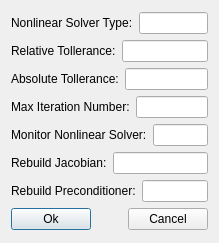
Qt form ArteryTechQtProject/ArteryTechQtProject/QtArteryTechNonlinearSolverSetupUI.ui (chenfeigen/HBFlowsSrc) before a commit.
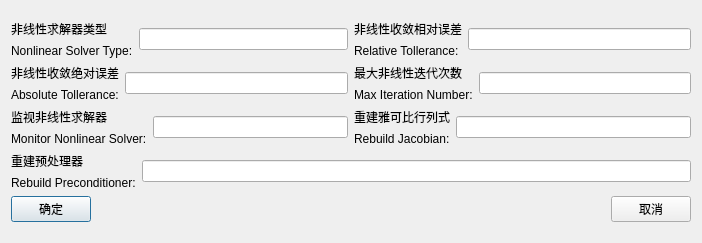
The same form after that commit.

```diff
--- a/ArteryTechQtProject/ArteryTechQtProject/QtArteryTechNonlinearSolverSetupUI.ui
+++ b/ArteryTechQtProject/ArteryTechQtProject/QtArteryTechNonlinearSolverSetupUI.ui
@@ -6,27 +6,38 @@
    <rect>
     <x>0</x>
     <y>0</y>
-    <width>219</width>
+    <width>702</width>
     <height>243</height>
    </rect>
   </property>
   <property name="windowTitle">
    <string>QtArteryTechNonlinearSolverSetupUI</string>
   </property>
-  <layout class="QVBoxLayout" name="verticalLayout_3">
+  <layout class="QVBoxLayout" name="verticalLayout_9">
    <item>
-    <layout class="QVBoxLayout" name="verticalLayout_2">
+    <layout class="QVBoxLayout" name="verticalLayout_8">
      <item>
-      <layout class="QVBoxLayout" name="verticalLayout">
+      <layout class="QHBoxLayout" name="horizontalLayout_9">
        <item>
         <layout class="QHBoxLayout" name="horizontalLayout">
          <item>
+          <layout class="QVBoxLayout" name="verticalLayout">
+           <item>
+            <widget class="QLabel" name="label">
+             <property name="text">
+              <string>非线性求解器类型</string>
+             </property>
+            </widget>
+           </item>
+           <item>
           <widget class="QLabel" name="NonlinearSolverTypeLabel">
            <property name="text">
             <string>Nonlinear Solver Type:</string>
            </property>
           </widget>
          </item>
+          </layout>
+         </item>
          <item>
           <widget class="QLineEdit" name="NonlinearSolverTypeLineEdit"/>
          </item>
@@ -35,26 +46,52 @@
        <item>
         <layout class="QHBoxLayout" name="horizontalLayout_2">
          <item>
+          <layout class="QVBoxLayout" name="verticalLayout_2">
+           <item>
+            <widget class="QLabel" name="label_2">
+             <property name="text">
+              <string>非线性收敛相对误差</string>
+             </property>
+            </widget>
+           </item>
+           <item>
           <widget class="QLabel" name="RelativeTolleranceLabel">
            <property name="text">
             <string>Relative Tollerance:</string>
            </property>
           </widget>
          </item>
+          </layout>
+         </item>
          <item>
           <widget class="QLineEdit" name="RelativeTolleranceLineEdit"/>
          </item>
         </layout>
        </item>
+      </layout>
+     </item>
+     <item>
+      <layout class="QHBoxLayout" name="horizontalLayout_10">
        <item>
         <layout class="QHBoxLayout" name="horizontalLayout_3">
          <item>
+          <layout class="QVBoxLayout" name="verticalLayout_3">
+           <item>
+            <widget class="QLabel" name="label_3">
+             <property name="text">
+              <string>非线性收敛绝对误差</string>
+             </property>
+            </widget>
+           </item>
+           <item>
           <widget class="QLabel" name="AbsoluteTolleranceLabel">
            <property name="text">
             <string>Absolute Tollerance:</string>
            </property>
           </widget>
          </item>
+          </layout>
+         </item>
          <item>
           <widget class="QLineEdit" name="AbsoluteTolleranceLineEdit"/>
          </item>
@@ -63,26 +100,52 @@
        <item>
         <layout class="QHBoxLayout" name="horizontalLayout_4">
          <item>
+          <layout class="QVBoxLayout" name="verticalLayout_4">
+           <item>
+            <widget class="QLabel" name="label_4">
+             <property name="text">
+              <string>最大非线性迭代次数</string>
+             </property>
+            </widget>
+           </item>
+           <item>
           <widget class="QLabel" name="MaxIterationNumberLabel">
            <property name="text">
             <string>Max Iteration Number:</string>
            </property>
           </widget>
          </item>
+          </layout>
+         </item>
          <item>
           <widget class="QLineEdit" name="MaxIterationNumberLineEdit"/>
          </item>
         </layout>
        </item>
+      </layout>
+     </item>
+     <item>
+      <layout class="QHBoxLayout" name="horizontalLayout_11">
        <item>
         <layout class="QHBoxLayout" name="horizontalLayout_5">
          <item>
+          <layout class="QVBoxLayout" name="verticalLayout_5">
+           <item>
+            <widget class="QLabel" name="label_5">
+             <property name="text">
+              <string>监视非线性求解器</string>
+             </property>
+            </widget>
+           </item>
+           <item>
           <widget class="QLabel" name="MonitorNonlinearSolverLabel">
            <property name="text">
             <string>Monitor Nonlinear Solver:</string>
            </property>
           </widget>
          </item>
+          </layout>
+         </item>
          <item>
           <widget class="QLineEdit" name="MonitorNonlinearSolverLineEdit"/>
          </item>
@@ -91,39 +154,61 @@
        <item>
         <layout class="QHBoxLayout" name="horizontalLayout_6">
          <item>
+          <layout class="QVBoxLayout" name="verticalLayout_6">
+           <item>
+            <widget class="QLabel" name="label_6">
+             <property name="text">
+              <string>重建雅可比行列式</string>
+             </property>
+            </widget>
+           </item>
+           <item>
           <widget class="QLabel" name="RebuildJacobianLabel">
            <property name="text">
             <string>Rebuild Jacobian:</string>
            </property>
           </widget>
          </item>
+          </layout>
+         </item>
          <item>
           <widget class="QLineEdit" name="RebuildJacobianLineEdit"/>
          </item>
         </layout>
        </item>
+      </layout>
+     </item>
        <item>
         <layout class="QHBoxLayout" name="horizontalLayout_7">
          <item>
+        <layout class="QVBoxLayout" name="verticalLayout_7">
+         <item>
+          <widget class="QLabel" name="label_7">
+           <property name="text">
+            <string>重建预处理器</string>
+           </property>
+          </widget>
+         </item>
+         <item>
           <widget class="QLabel" name="RebuildPreconditionerLabel">
            <property name="text">
             <string>Rebuild Preconditioner:</string>
            </property>
           </widget>
          </item>
+        </layout>
+       </item>
          <item>
           <widget class="QLineEdit" name="RebuildPreconditionerLineEdit"/>
          </item>
         </layout>
        </item>
-      </layout>
-     </item>
      <item>
       <layout class="QHBoxLayout" name="horizontalLayout_8">
        <item>
         <widget class="QPushButton" name="OkPushButton">
          <property name="text">
-          <string>Ok</string>
+          <string>确定</string>
          </property>
         </widget>
        </item>
@@ -143,7 +228,7 @@
        <item>
         <widget class="QPushButton" name="CancelPushButton">
          <property name="text">
-          <string>Cancel</string>
+          <string>取消</string>
          </property>
         </widget>
        </item>
```
Lines whose indentation alone changed are shown as unchanged.
